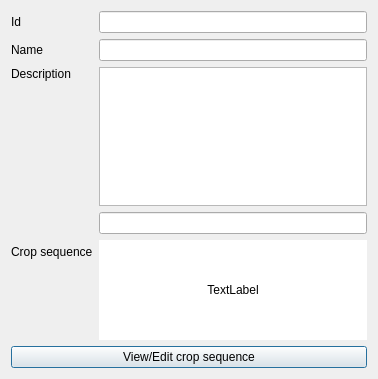
Above: layerforms/soiluse_dialog.ui from rita-tools/IdrAgraTools before the change. Below: the same form after it.
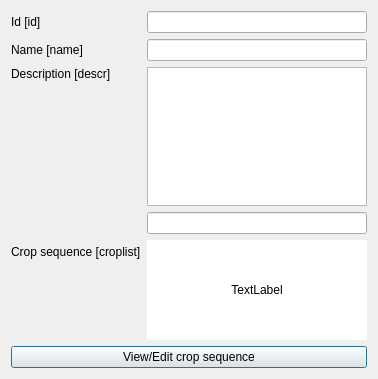
That is the form after the change.

What changed in the file:
```diff
--- a/layerforms/soiluse_dialog.ui
+++ b/layerforms/soiluse_dialog.ui
@@ -20,7 +20,7 @@
       <string>Unique feature identifier</string>
      </property>
      <property name="text">
-      <string>Id</string>
+      <string>Id [id]</string>
      </property>
     </widget>
    </item>
@@ -40,7 +40,7 @@
       <string>The name of the link</string>
      </property>
      <property name="text">
-      <string>Name</string>
+      <string>Name [name]</string>
      </property>
     </widget>
    </item>
@@ -54,7 +54,7 @@
    <item row="2" column="0">
     <widget class="QLabel" name="descr_LBL">
      <property name="text">
-      <string>Description</string>
+      <string>Description [descr]</string>
      </property>
      <property name="alignment">
       <set>Qt::AlignLeading|Qt::AlignLeft|Qt::AlignTop</set>
@@ -109,7 +109,7 @@
    <item row="4" column="0">
     <widget class="QLabel" name="label">
      <property name="text">
-      <string>Crop sequence</string>
+      <string>Crop sequence [croplist]</string>
      </property>
     </widget>
    </item>
```
